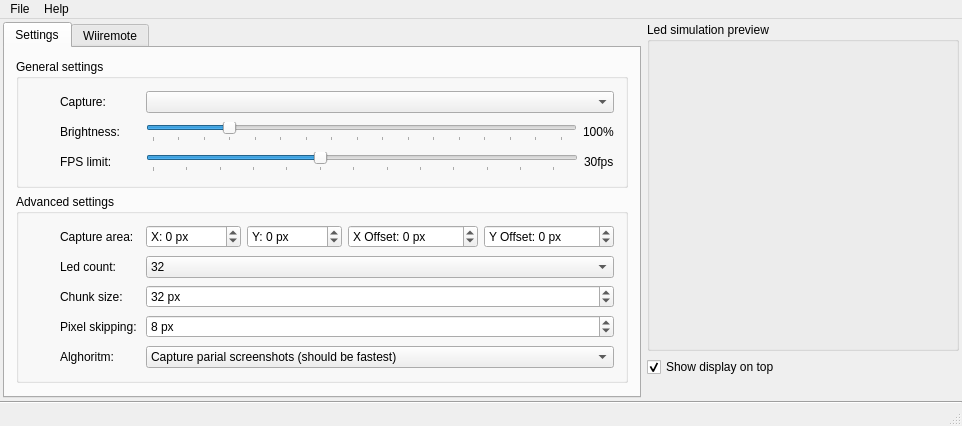
Old version of the form mainwindow.ui in the repository dev-0x7C6/led-frame.
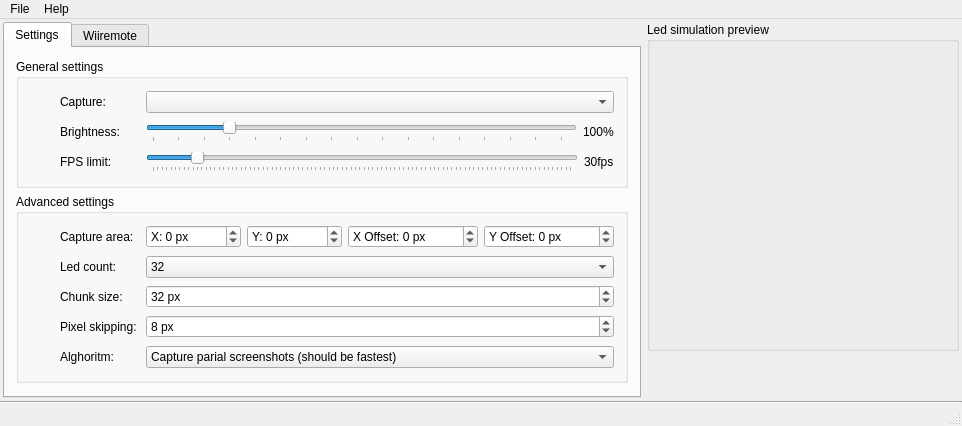
New version of the form. Icons and pictures are not drawn. Custom widgets are drawn as their Qt base class.

Patch:
```diff
--- a/mainwindow.ui
+++ b/mainwindow.ui
@@ -6,8 +6,8 @@
    <rect>
     <x>0</x>
     <y>0</y>
-    <width>914</width>
-    <height>419</height>
+    <width>912</width>
+    <height>417</height>
    </rect>
   </property>
   <property name="windowTitle">
@@ -206,7 +206,7 @@
                    <number>10</number>
                   </property>
                   <property name="maximum">
-                   <number>60</number>
+                   <number>200</number>
                   </property>
                   <property name="value">
                    <number>30</number>
@@ -218,7 +218,7 @@
                    <enum>QSlider::TicksBelow</enum>
                   </property>
                   <property name="tickInterval">
-                   <number>4</number>
+                   <number>2</number>
                   </property>
                  </widget>
                 </item>
@@ -809,16 +809,6 @@
             </layout>
            </widget>
           </item>
-          <item>
-           <widget class="QCheckBox" name="checkBox">
-            <property name="text">
-             <string>Show display on top</string>
-            </property>
-            <property name="checked">
-             <bool>true</bool>
-            </property>
-           </widget>
-          </item>
           <item>
            <spacer name="verticalSpacer">
             <property name="orientation">
```
Left out of the diff: 2 changed lines with no effect on the pictures.
